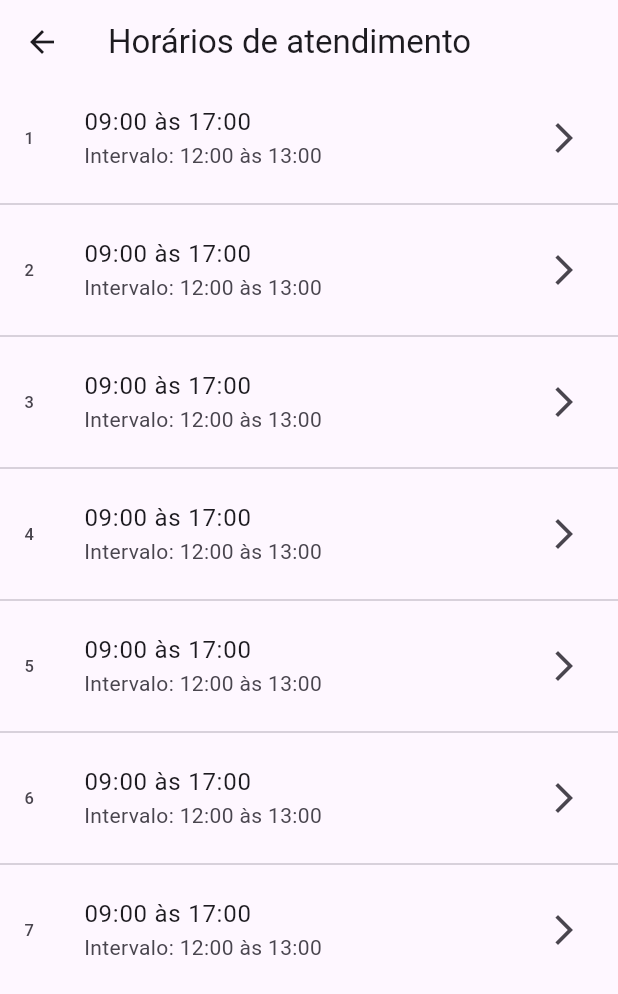
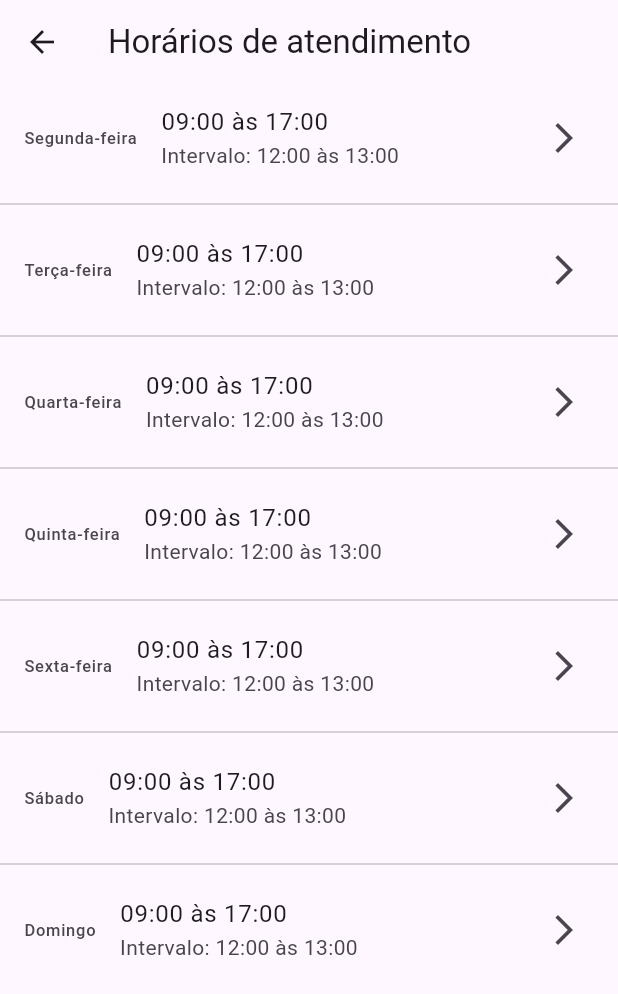
Before and after one commit to devgomes10/fullserva, a Flutter app: the WeekDaysView screen opened directly, on a phone screen of 412 x 824 dp. Shown: the top 994 px of the screen. Run offline on Flutter 3.47's test engine with Material 3 defaults, Android fonts, the phone set to English and light mode, and no system bars; our stand-ins replace cloud_firestore, firebase_auth, firebase_core, flutter_datetime_picker_plus, mask_text_input_formatter, shared_preferences and 1 more; accounts and stored records are empty; generated files the repository leaves out were written again.

Commit message:
iniciação dos dias da semana e nome dos dias

```diff
--- a/lib/views/settings/opening_hours/week_days_view.dart
+++ b/lib/views/settings/opening_hours/week_days_view.dart
@@ -14,7 +14,6 @@ class WeekDaysView extends StatefulWidget {
 class _WeekDaysViewState extends State<WeekDaysView> {
   final WeekDaysController calendarTimesController = WeekDaysController();
   DateFormat timeFormat = DateFormat('HH:mm');
-
 
   @override
   Widget build(BuildContext context) {
@@ -41,6 +40,28 @@ class _WeekDaysViewState extends State<WeekDaysView> {
           }
           return ListView.separated(
             itemBuilder: (context, int i) {
+
+              String getDiaDaSemana(int indice) {
+                switch (indice) {
+                  case 1:
+                    return 'Segunda-feira';
+                  case 2:
+                    return 'Terça-feira';
+                  case 3:
+                    return 'Quarta-feira';
+                  case 4:
+                    return 'Quinta-feira';
+                  case 5:
+                    return 'Sexta-feira';
+                  case 6:
+                    return 'Sábado';
+                  case 7:
+                    return 'Domingo';
+                  default:
+                    return 'Índice inválido';
+                }
+              }
+
               return ListTile(
                 onTap: () {
                   Navigator.push(
@@ -50,7 +71,7 @@ class _WeekDaysViewState extends State<WeekDaysView> {
                     ),
                   );
                 },
-                leading: Text(days[i].id.toString()),
+                leading: Text(getDiaDaSemana(days[i].id)),
                 title: Text(
                     "${timeFormat.format(days[i].startTime)} às ${timeFormat.format(days[i].endTime)}"),
                 subtitle: Text(
--- a/pubspec.yaml
+++ b/pubspec.yaml
@@ -25,6 +25,7 @@ dependencies:
   collection: ^1.18.0
   time_range_picker: ^2.2.0
   flutter_datetime_picker_plus: ^2.1.0
+  shared_preferences: ^2.2.2
 
 dev_dependencies:
   flutter_test:
```
Also changed, not shown: lib/data/repositories/appointment_repository.dart (+25 -0 lines), lib/main.dart (+12 -1 lines), lib/views/dash/dashboard_view.dart (+50 -1 lines), pubspec.lock, 1 other file.
